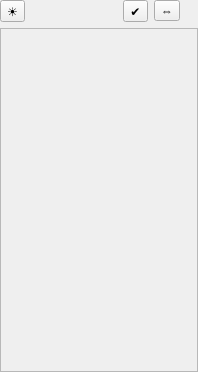
The window that DeviceList.ui (DLdota/OpenRGBEffectsPlugin) describes before a commit, drawn with Qt 5.
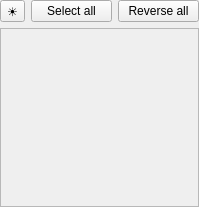
The same window after the commit.

Commit message: Reworked Toggle buttons

The edit to the form file:
```diff
--- a/DeviceList.ui
+++ b/DeviceList.ui
@@ -6,8 +6,8 @@
    <rect>
     <x>0</x>
     <y>0</y>
-    <width>198</width>
-    <height>372</height>
+    <width>199</width>
+    <height>207</height>
    </rect>
   </property>
   <property name="sizePolicy">
@@ -32,16 +32,6 @@
    <property name="bottomMargin">
     <number>0</number>
    </property>
-   <item row="0" column="7">
-    <widget class="QToolButton" name="toggle_reverse">
-     <property name="text">
-      <string>⇔</string>
-     </property>
-     <property name="checkable">
-      <bool>true</bool>
-     </property>
-    </widget>
-   </item>
    <item row="0" column="0">
     <widget class="QToolButton" name="toggle_brightness">
      <property name="toolTip">
@@ -52,7 +42,27 @@
      </property>
     </widget>
    </item>
-   <item row="1" column="0" colspan="9">
+   <item row="0" column="1">
+    <widget class="QPushButton" name="toggle_select_all">
+     <property name="text">
+      <string>Select all</string>
+     </property>
+     <property name="checkable">
+      <bool>true</bool>
+     </property>
+    </widget>
+   </item>
+   <item row="0" column="2">
+    <widget class="QPushButton" name="toggle_reverse">
+     <property name="text">
+      <string>Reverse all</string>
+     </property>
+     <property name="checkable">
+      <bool>true</bool>
+     </property>
+    </widget>
+   </item>
+   <item row="1" column="0" colspan="3">
     <widget class="QScrollArea" name="scrollArea">
      <property name="widgetResizable">
       <bool>true</bool>
@@ -75,16 +85,6 @@
      </widget>
     </widget>
    </item>
-   <item row="0" column="6">
-    <widget class="QToolButton" name="toggle_select_all">
-     <property name="text">
-      <string>✔</string>
-     </property>
-     <property name="checkable">
-      <bool>true</bool>
-     </property>
-    </widget>
-   </item>
   </layout>
  </widget>
  <resources/>
```
Left out of the diff: 5 changed lines with no effect on the pictures.
